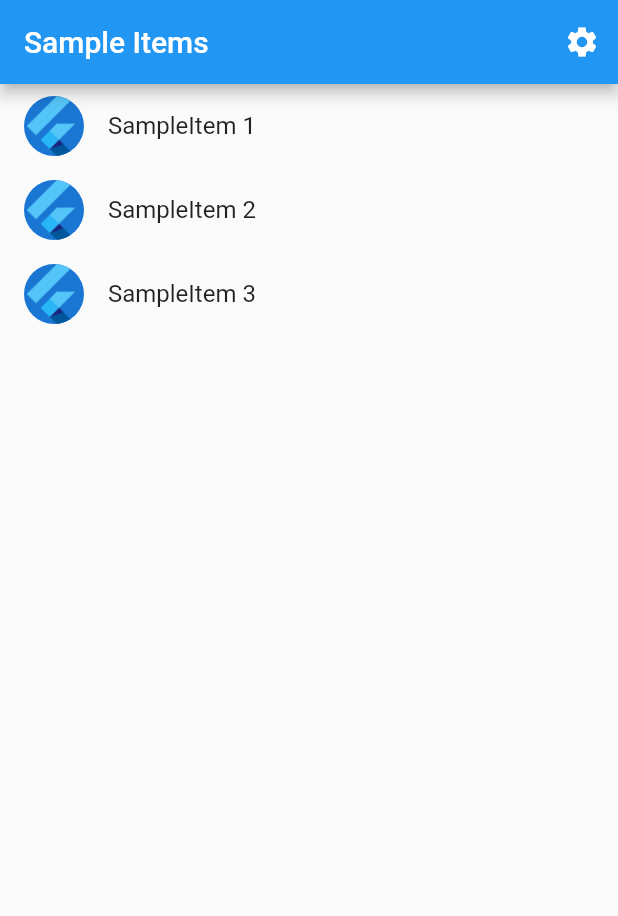
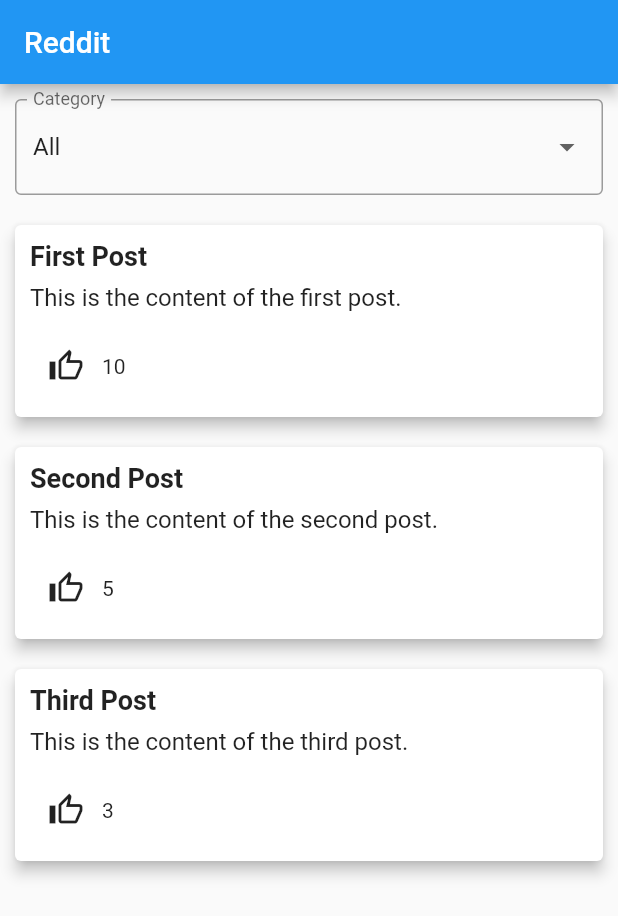
Before and after one commit to kalmuroth/flutter-mobidit-m1-iot, a Flutter app: the screen it shows after launch, on a phone screen of 412 x 824 dp. Shown: the top 916 px of the screen. Run offline on Flutter 3.47's test engine with Material 2 defaults, Android fonts, the phone set to English and light mode, and no system bars; our stand-ins replace firebase_core; accounts and stored records are empty; generated files the repository leaves out were written again.

Commit message:
homepage, page detail

```diff
--- a/lib/main.dart
+++ b/lib/main.dart
@@ -1,4 +1,6 @@
 import 'package:flutter/material.dart';
+
+import 'post.dart';
 
 import 'src/app.dart';
 import 'src/settings/settings_controller.dart';
@@ -22,5 +24,6 @@
   // Run the app and pass in the SettingsController. The app listens to the
   // SettingsController for changes, then passes it further down to the
   // SettingsView.
-  runApp(MyApp(settingsController: settingsController));
+  //runApp(MyApp(settingsController: settingsController));
+  runApp(RedditApp());
 }
--- /dev/null
+++ b/lib/post.dart
@@ -0,0 +1,321 @@
+import 'package:flutter/material.dart';
+
+class RedditApp extends StatelessWidget {
+  @override
+  Widget build(BuildContext context) {
+    return MaterialApp(
+      title: 'Reddit',
+      theme: ThemeData(
+        primarySwatch: Colors.blue,
+      ),
+      home: RedditHomePage(),
+    );
+  }
+}
+
+class RedditHomePage extends StatefulWidget {
+  @override
+  _RedditHomePageState createState() => _RedditHomePageState();
+}
+
+class _RedditHomePageState extends State<RedditHomePage> {
+  final List<Post> posts = [
+    Post(
+      author: 'John Doe',
+      like: 10,
+      title: 'First Post',
+      content: 'This is the content of the first post.',
+      category: 'Category A',
+    ),
+    Post(
+      author: 'Jane Smith',
+      like: 5,
+      title: 'Second Post',
+      content: 'This is the content of the second post.',
+      category: 'Category B',
+    ),
+    Post(
+      author: 'Alice Johnson',
+      like: 3,
+      title: 'Third Post',
+      content: 'This is the content of the third post.',
+      category: 'Category A',
+    ),
+  ];
+
+  String selectedCategory = '';
+
+  final TextEditingController commentController = TextEditingController();
+  List<Comment> comments = [];
+
+  @override
+  void dispose() {
+    commentController.dispose();
+    super.dispose();
+  }
+
+  @override
+  Widget build(BuildContext context) {
+    return Scaffold(
+      appBar: AppBar(
+        title: Text('Reddit'),
+      ),
+      body: Column(
+        children: [
+          Padding(
+            padding: EdgeInsets.all(10.0),
+            child: DropdownButtonFormField<String>(
+              value: selectedCategory,
+              onChanged: (newValue) {
+                setState(() {
+                  selectedCategory = newValue!;
+                });
+              },
+              items: getCategoriesDropdownItems(),
+              decoration: InputDecoration(
+                labelText: 'Category',
+                border: OutlineInputBorder(),
+              ),
+            ),
+          ),
+          Expanded(
+            child: ListView.builder(
+              itemCount: posts.length,
+              itemBuilder: (context, index) {
+                final post = posts[index];
+                if (selectedCategory.isNotEmpty && post.category != selectedCategory) {
+                  return Container();
+                }
+                return GestureDetector(
+                  onTap: () {
+                    Navigator.push(
+                      context,
+                      MaterialPageRoute(
+                        builder: (context) => PostDetailPage(post: post),
+                      ),
+                    );
+                  },
+                  child: Card(
+                    margin: EdgeInsets.all(10.0),
+                    elevation: 4.0,
+                    child: Padding(
+                      padding: EdgeInsets.all(10.0),
+                      child: Column(
+                        crossAxisAlignment: CrossAxisAlignment.start,
+                        children: [
+                          Text(
+                            post.title,
+                            style: TextStyle(
+                              fontSize: 18.0,
+                              fontWeight: FontWeight.bold,
+                            ),
+                          ),
+                          SizedBox(height: 8.0),
+                          Text(
+                            post.content,
+                            style: TextStyle(fontSize: 16.0),
+                          ),
+                          SizedBox(height: 12.0),
+                          Row(
+                            children: [
+                              IconButton(
+                                icon: Icon(
+                                  post.isLiked ? Icons.thumb_up : Icons.thumb_up_outlined,
+                                  color: post.isLiked ? Colors.blue : null,
+                                ),
+                                onPressed: () {
+                                  setState(() {
+                                    if (post.isLiked) {
+                                      post.like--;
+                                    } else {
+                                      post.like++;
+                                    }
+                                    post.isLiked = !post.isLiked;
+                                  });
+                                },
+                              ),
+                              Text(post.like.toString()),
+                            ],
+                          ),
+                        ],
+                      ),
+                    ),
+                  ),
+                );
+              },
+            ),
+          ),
+        ],
+      ),
+    );
+  }
+
+  List<DropdownMenuItem<String>> getCategoriesDropdownItems() {
+    Set<String> categoriesSet = Set<String>();
+    for (var post in posts) {
+      categoriesSet.add(post.category);
+    }
+
+    List<DropdownMenuItem<String>> dropdownItems = [];
+    dropdownItems.add(DropdownMenuItem<String>(
+      value: '',
+      child: Text('All'),
+    ));
+
+    for (var category in categoriesSet) {
+      dropdownItems.add(DropdownMenuItem<String>(
+        value: category,
+        child: Text(category),
+      ));
+    }
+
+    return dropdownItems;
+  }
+}
+
+class Post {
+  final String author;
+  int like;
+  final String title;
+  final String content;
+  final String category;
+  bool isLiked;
+
+  Post({
+    required this.author,
+    required this.like,
+    required this.title,
+    required this.content,
+    required this.category,
+    this.isLiked = false,
+  });
+}
+
+class Comment {
+  final String content;
+
+  Comment({required this.content});
+}
+
+class PostDetailPage extends StatefulWidget {
+  final Post post;
+
+  PostDetailPage({required this.post});
+
+  @override
+  _PostDetailPageState createState() => _PostDetailPageState();
+}
+
+class _PostDetailPageState extends State<PostDetailPage> {
+
+  final TextEditingController commentController = TextEditingController();
+  List<Comment> comments = [];
+
+  @override
+  void dispose() {
+
+    commentController.dispose();
+    super.dispose();
+  }
+
+  @override
+  Widget build(BuildContext context) {
+    return Scaffold(
+      appBar: AppBar(
+        title: Text('Post Detail'),
+      ),
+      body: Padding(
+        padding: EdgeInsets.all(10.0),
+        child: Column(
+          crossAxisAlignment: CrossAxisAlignment.start,
+          children: [
+            Text(
+              widget.post.title,
+              style: TextStyle(
+                fontSize: 18.0,
+                fontWeight: FontWeight.bold,
+              ),
+            ),
+            SizedBox(height: 8.0),
+            Text(
+              widget.post.content,
+              style: TextStyle(fontSize: 16.0),
+            ),
+            SizedBox(height: 12.0),
+            Row(
+              children: [
+                IconButton(
+                  icon: Icon(
+                    widget.post.isLiked ? Icons.thumb_up : Icons.thumb_up_outlined,
+                    color: widget.post.isLiked ? Colors.blue : null,
+                  ),
+                  onPressed: () {
+                    setState(() {
+                      if (widget.post.isLiked) {
+                        widget.post.like--;
+                      } else {
+                        widget.post.like++;
+                      }
+                      widget.post.isLiked = !widget.post.isLiked;
+                    });
+                  },
+                ),
+                Text(widget.post.like.toString()),
+              ],
+            ),
+            SizedBox(height: 20.0),
+            Text(
+              'Comments',
+              style: TextStyle(
+                fontSize: 16.0,
+                fontWeight: FontWeight.bold,
+              ),
+            ),
+            SizedBox(height: 8.0),
+            Expanded(
+              child: ListView.builder(
+                itemCount: comments.length,
+                itemBuilder: (context, index) {
+                  final comment = comments[index];
+                  return Card(
+                    margin: EdgeInsets.symmetric(vertical: 4.0),
+                    child: Padding(
+                      padding: EdgeInsets.all(8.0),
+                      child: Column(
+                        crossAxisAlignment: CrossAxisAlignment.start,
+                        children: [
+                          SizedBox(height: 4.0),
+                          Text(comment.content),
+                        ],
+                      ),
+                    ),
+                  );
+                },
+              ),
+            ),
+            SizedBox(height: 8.0),
+            TextField(
+              controller: commentController,
+              decoration: InputDecoration(
+                border: OutlineInputBorder(),
+                labelText: 'Comment',
+              ),
+            ),
+            SizedBox(height: 8.0),
+            ElevatedButton(
+              onPressed: () {
+                setState(() {
+                  comments.add(Comment(
+                    content: commentController.text,
+                  ));
+                  commentController.clear();
+                });
+              },
+              child: Text('Submit'),
+            ),
+          ],
+        ),
+      ),
+    );
+  }
+}
```
